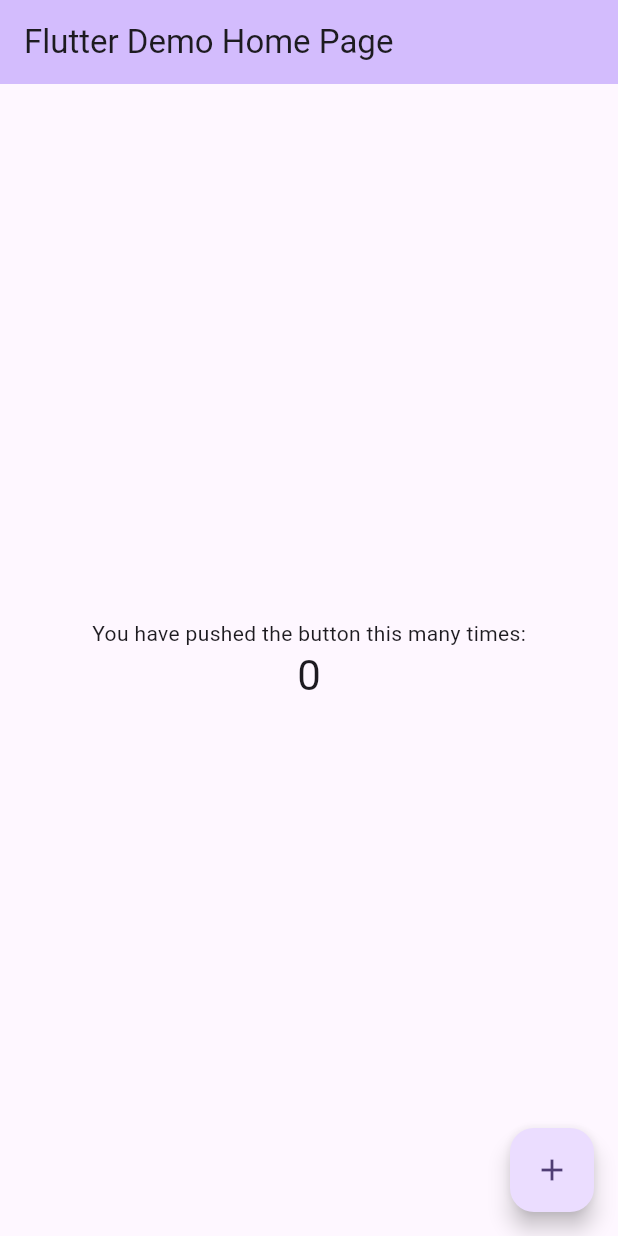
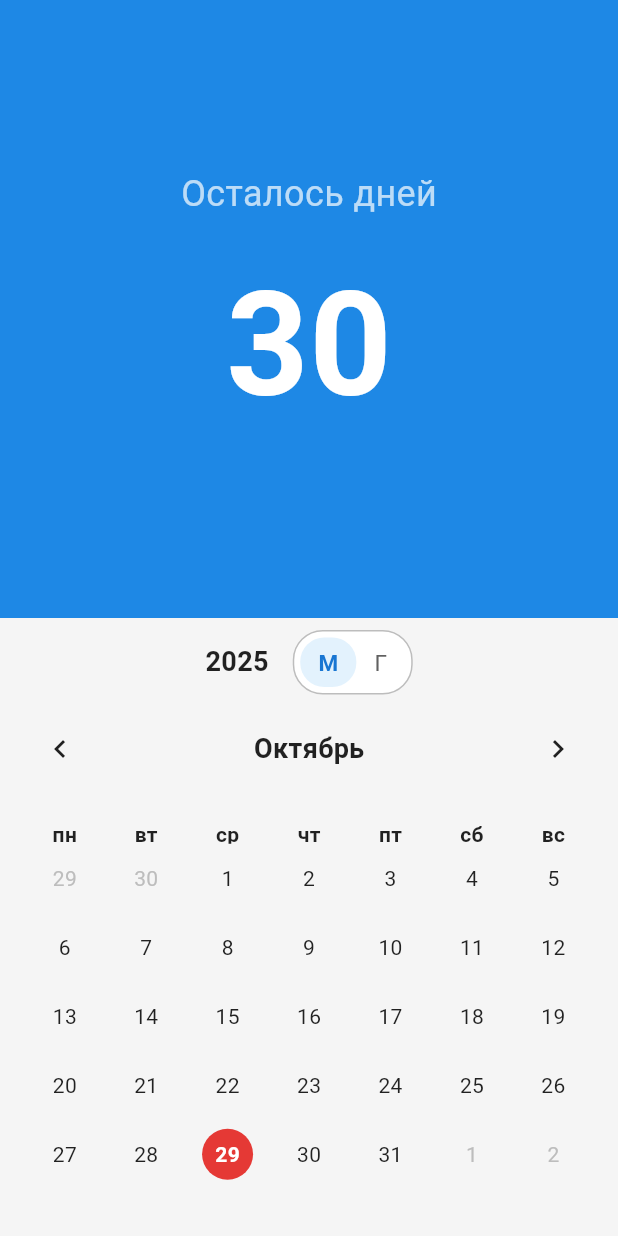
Before and after one commit to BarracudaMVP/onmywatch, a Flutter app: the screen it shows after launch, on a phone screen of 412 x 824 dp. Run offline on Flutter 3.47's test engine with Material 3 defaults, Android fonts, the phone set to English and light mode, and no system bars; drawn by our look-alikes of table_calendar.

Commit message:
Added days left in top and 2 type of calendars in bottom

```diff
--- a/lib/main.dart
+++ b/lib/main.dart
@@ -1,122 +1,311 @@
 import 'package:flutter/material.dart';
+import 'package:table_calendar/table_calendar.dart';
+import 'package:intl/date_symbol_data_local.dart';
 
 void main() {
-  runApp(const MyApp());
+  initializeDateFormatting('ru_RU', null).then((_) => runApp(const MyApp()));
 }
 
 class MyApp extends StatelessWidget {
   const MyApp({super.key});
-
-  // This widget is the root of your application.
   @override
   Widget build(BuildContext context) {
     return MaterialApp(
-      title: 'Flutter Demo',
-      theme: ThemeData(
-        // This is the theme of your application.
-        //
-        // TRY THIS: Try running your application with "flutter run". You'll see
-        // the application has a purple toolbar. Then, without quitting the app,
-        // try changing the seedColor in the colorScheme below to Colors.green
-        // and then invoke "hot reload" (save your changes or press the "hot
-        // reload" button in a Flutter-supported IDE, or press "r" if you used
-        // the command line to start the app).
-        //
-        // Notice that the counter didn't reset back to zero; the application
-        // state is not lost during the reload. To reset the state, use hot
-        // restart instead.
-        //
-        // This works for code too, not just values: Most code changes can be
-        // tested with just a hot reload.
-        colorScheme: ColorScheme.fromSeed(seedColor: Colors.deepPurple),
-      ),
-      home: const MyHomePage(title: 'Flutter Demo Home Page'),
+      locale: const Locale('ru', 'RU'),
+      supportedLocales: const [Locale('ru', 'RU')],
+      localizationsDelegates: const [
+        DefaultMaterialLocalizations.delegate,
+        DefaultWidgetsLocalizations.delegate,
+      ],
+      title: 'Days Left App',
+      theme: ThemeData(primarySwatch: Colors.blue, useMaterial3: true),
+      home: const HomeScreen(),
+      debugShowCheckedModeBanner: false,
     );
   }
 }
 
-class MyHomePage extends StatefulWidget {
-  const MyHomePage({super.key, required this.title});
+/* --------------------------------------------------------------------- */
+class HomeScreen extends StatefulWidget {
+  const HomeScreen({super.key});
+  @override
+  State<HomeScreen> createState() => _HomeScreenState();
+}
 
-  // This widget is the home page of your application. It is stateful, meaning
-  // that it has a State object (defined below) that contains fields that affect
-  // how it looks.
-
-  // This class is the configuration for the state. It holds the values (in this
-  // case the title) provided by the parent (in this case the App widget) and
-  // used by the build method of the State. Fields in a Widget subclass are
-  // always marked "final".
-
-  final String title;
+class _HomeScreenState extends State<HomeScreen> {
+  int daysLeft = 30;
+  bool showYearView = false; // false = Месяц, true = Год
+  DateTime focusedDay = DateTime.now();
 
   @override
-  State<MyHomePage> createState() => _MyHomePageState();
+  Widget build(BuildContext context) {
+    return Scaffold(
+      body: Column(
+        children: [
+          /* -------------------- ВЕРХНЯЯ ПОЛОВИНА -------------------- */
+          Expanded(
+            child: Container(
+              width: double.infinity,
+              color: Colors.blue.shade600,
+              child: Column(
+                mainAxisAlignment: MainAxisAlignment.center,
+                children: [
+                  const Text('Осталось дней',
+                      style: TextStyle(fontSize: 24, color: Colors.white70)),
+                  const SizedBox(height: 16),
+                  Text('$daysLeft',
+                      style: const TextStyle(
+                          fontSize: 96,
+                          fontWeight: FontWeight.bold,
+                          color: Colors.white)),
+                ],
+              ),
+            ),
+          ),
+
+          /* -------------------- НИЖНЯЯ ПОЛОВИНА -------------------- */
+          Expanded(
+  child: Container(
+    width: double.infinity,
+    color: Colors.grey.shade100,
+    padding: const EdgeInsets.fromLTRB(16, 8, 16, 16),
+    child: Column(
+      children: [
+        /* ----- ГОД + ПЕРЕКЛЮЧАТЕЛЬ (в центре) ----- */
+        Row(
+          mainAxisAlignment: MainAxisAlignment.center,
+          children: [
+            Text(
+              '${focusedDay.year}',
+              style: const TextStyle(
+                  fontSize: 18,
+                  fontWeight: FontWeight.bold,
+                  color: Colors.black87),
+            ),
+            const SizedBox(width: 16),
+            _ModeToggle(
+              isYear: showYearView,
+              onChanged: (isYear) => setState(() => showYearView = isYear),
+            ),
+          ],
+        ),
+        const SizedBox(height: 12),
+
+                  /* ----- СТРЕЛКИ + НАЗВАНИЕ МЕСЯЦА ----- */
+        Row(
+          mainAxisAlignment: MainAxisAlignment.spaceBetween,
+          children: [
+            IconButton(
+              icon: const Icon(Icons.chevron_left),
+              onPressed: showYearView
+                  ? null
+                  : () => setState(() => focusedDay = DateTime(
+                      focusedDay.year, focusedDay.month - 1)),
+              color: showYearView ? Colors.grey.shade400 : Colors.black87,
+            ),
+            Text(
+              showYearView ? '' : _getMonthName(focusedDay.month),
+              style: const TextStyle(
+                  fontSize: 18,
+                  fontWeight: FontWeight.bold,
+                  color: Colors.black87),
+            ),
+            IconButton(
+              icon: const Icon(Icons.chevron_right),
+              onPressed: showYearView
+                  ? null
+                  : () => setState(() => focusedDay = DateTime(
+                      focusedDay.year, focusedDay.month + 1)),
+              color: showYearView ? Colors.grey.shade400 : Colors.black87,
+            ),
+          ],
+        ),
+        const SizedBox(height: 8),
+
+        /* ----- КАЛЕНДАРЬ ----- */
+        Expanded(
+          child: AnimatedSwitcher(
+            duration: const Duration(milliseconds: 300),
+            child: showYearView
+                ? const YearCalendarView(key: ValueKey('year'))
+                : MonthCalendarView(
+                    key: const ValueKey('month'),
+                    focusedDay: focusedDay,
+                    onPageChanged: (d) => setState(() => focusedDay = d),
+                  ),
+                    ),
+                  ),
+                ],
+              ),
+            ),
+          ),
+        ],
+      ),
+    );
+  }
+
+  String _getMonthName(int month) {
+    const months = [
+      'Январь', 'Февраль', 'Март', 'Апрель',
+      'Май', 'Июнь', 'Июль', 'Август',
+      'Сентябрь', 'Октябрь', 'Ноябрь', 'Декабрь'
+    ];
+    return months[month - 1];
+  }
 }
 
-class _MyHomePageState extends State<MyHomePage> {
-  int _counter = 0;
+/* --------------------------------------------------------------------- */
+/*                     ПЕРЕКЛЮЧАТЕЛЬ М / Г (единый контур)               */
+class _ModeToggle extends StatelessWidget {
+  final bool isYear;
+  final ValueChanged<bool> onChanged;
 
-  void _incrementCounter() {
-    setState(() {
-      // This call to setState tells the Flutter framework that something has
-      // changed in this State, which causes it to rerun the build method below
-      // so that the display can reflect the updated values. If we changed
-      // _counter without calling setState(), then the build method would not be
-      // called again, and so nothing would appear to happen.
-      _counter++;
-    });
+  const _ModeToggle({required this.isYear, required this.onChanged});
+
+  @override
+  Widget build(BuildContext context) {
+    return Container(
+      padding: const EdgeInsets.symmetric(horizontal: 4, vertical: 4),
+      decoration: BoxDecoration(
+        color: Colors.white,
+        borderRadius: BorderRadius.circular(20),
+        border: Border.all(color: Colors.grey.shade400, width: 1),
+      ),
+      child: Row(
+        mainAxisSize: MainAxisSize.min,
+        children: [
+          _toggleItem('М', !isYear),
+          _toggleItem('Г', isYear),
+        ],
+      ),
+    );
+  }
+
+  Widget _toggleItem(String text, bool active) {
+    return GestureDetector(
+      onTap: () => onChanged(active),
+      child: Container(
+        padding: const EdgeInsets.symmetric(horizontal: 12, vertical: 6),
+        decoration: BoxDecoration(
+          color: active ? Colors.blue.shade50 : Colors.transparent,
+          borderRadius: BorderRadius.circular(16),
+        ),
+        child: Text(
+          text,
+          style: TextStyle(
+            fontSize: 15,
+            fontWeight: active ? FontWeight.bold : FontWeight.normal,
+            color: active ? Colors.blue.shade700 : Colors.grey.shade700,
+          ),
+        ),
+      ),
+    );
+  }
+}
+
+/* --------------------------------------------------------------------- */
+/*                         МЕСЯЧНЫЙ КАЛЕНДАРЬ                           */
+class MonthCalendarView extends StatelessWidget {
+  final DateTime focusedDay;
+  final ValueChanged<DateTime> onPageChanged;
+
+  const MonthCalendarView({
+    super.key,
+    required this.focusedDay,
+    required this.onPageChanged,
+  });
+
+  @override
+  Widget build(BuildContext context) {
+    return TableCalendar(
+      firstDay: DateTime.utc(2020, 1, 1),
+      lastDay: DateTime.utc(2030, 12, 31),
+      focusedDay: focusedDay,
+      startingDayOfWeek: StartingDayOfWeek.monday,
+      calendarFormat: CalendarFormat.month,
+      locale: 'ru_RU',
+
+      // Отключаем стандартный заголовок — он у нас сверху
+      headerVisible: false,
+
+      rowHeight: 46, // чтобы 6 строк влезали
+      availableGestures: AvailableGestures.horizontalSwipe,
+      onPageChanged: onPageChanged,
+
+      calendarStyle: CalendarStyle(
+        todayDecoration:
+            BoxDecoration(color: Colors.red.shade600, shape: BoxShape.circle),
+        todayTextStyle:
+            const TextStyle(color: Colors.white, fontWeight: FontWeight.bold),
+        defaultTextStyle: const TextStyle(color: Colors.black87),
+        weekendTextStyle: const TextStyle(color: Colors.black87),
+        outsideTextStyle: TextStyle(color: Colors.grey.shade400),
+        outsideDecoration: const BoxDecoration(shape: BoxShape.circle),
+      ),
+
+      daysOfWeekStyle: const DaysOfWeekStyle(
+        weekdayStyle: TextStyle(fontWeight: FontWeight.w600, color: Colors.black87),
+        weekendStyle: TextStyle(fontWeight: FontWeight.w600, color: Colors.black87),
+      ),
+
+      calendarBuilders: CalendarBuilders(
+        outsideBuilder: (c, day, _) => Center(
+          child: Text('${day.day}', style: TextStyle(color: Colors.grey.shade400)),
+        ),
+      ),
+    );
+  }
+}
+
+/* --------------------------------------------------------------------- */
+/*                         ГОДОВОЙ КАЛЕНДАРЬ                             */
+class YearCalendarView extends StatelessWidget {
+  const YearCalendarView({super.key});
+
+  String _getMonthName(int m) {
+    const months = [
+      'Январь', 'Февраль', 'Март', 'Апрель', 'Май', 'Июнь',
+      'Июль', 'Август', 'Сентябрь', 'Октябрь', 'Ноябрь', 'Декабрь'
+    ];
+    return months[m - 1];
   }
 
   @override
   Widget build(BuildContext context) {
-    // This method is rerun every time setState is called, for instance as done
-    // by the _incrementCounter method above.
-    //
-    // The Flutter framework has been optimized to make rerunning build methods
-    // fast, so that you can just rebuild anything that needs updating rather
-    // than having to individually change instances of widgets.
-    return Scaffold(
-      appBar: AppBar(
-        // TRY THIS: Try changing the color here to a specific color (to
-        // Colors.amber, perhaps?) and trigger a hot reload to see the AppBar
-        // change color while the other colors stay the same.
-        backgroundColor: Theme.of(context).colorScheme.inversePrimary,
-        // Here we take the value from the MyHomePage object that was created by
-        // the App.build method, and use it to set our appbar title.
-        title: Text(widget.title),
+    final now = DateTime.now();
+    final cur = now.month;
+
+    return GridView.builder(
+      padding: const EdgeInsets.all(8),
+      gridDelegate: const SliverGridDelegateWithFixedCrossAxisCount(
+        crossAxisCount: 3,
+        childAspectRatio: 1.8,
+        crossAxisSpacing: 12,
+        mainAxisSpacing: 12,
       ),
-      body: Center(
-        // Center is a layout widget. It takes a single child and positions it
-        // in the middle of the parent.
-        child: Column(
-          // Column is also a layout widget. It takes a list of children and
-          // arranges them vertically. By default, it sizes itself to fit its
-          // children horizontally, and tries to be as tall as its parent.
-          //
-          // Column has various properties to control how it sizes itself and
-          // how it positions its children. Here we use mainAxisAlignment to
-          // center the children vertically; the main axis here is the vertical
-          // axis because Columns are vertical (the cross axis would be
-          // horizontal).
-          //
-          // TRY THIS: Invoke "debug painting" (choose the "Toggle Debug Paint"
-          // action in the IDE, or press "p" in the console), to see the
-          // wireframe for each widget.
-          mainAxisAlignment: MainAxisAlignment.center,
-          children: <Widget>[
-            const Text('You have pushed the button this many times:'),
-            Text(
-              '$_counter',
-              style: Theme.of(context).textTheme.headlineMedium,
+      itemCount: 12,
+      itemBuilder: (_, i) {
+        final m = i + 1;
+        final active = m == cur;
+        return Container(
+          decoration: BoxDecoration(
+            color: active ? Colors.red.shade50 : Colors.white,
+            border: Border.all(
+                color: active ? Colors.red.shade600 : Colors.grey.shade300,
+                width: active ? 2 : 1),
+            borderRadius: BorderRadius.circular(12),
+          ),
+          child: Center(
+            child: Text(
+              _getMonthName(m),
+              style: TextStyle(
+                  fontSize: 16,
+                  fontWeight: active ? FontWeight.bold : FontWeight.w500,
+                  color: active ? Colors.red.shade700 : Colors.black87),
             ),
-          ],
-        ),
-      ),
-      floatingActionButton: FloatingActionButton(
-        onPressed: _incrementCounter,
-        tooltip: 'Increment',
-        child: const Icon(Icons.add),
-      ), // This trailing comma makes auto-formatting nicer for build methods.
+          ),
+        );
+      },
     );
   }
 }
--- a/pubspec.yaml
+++ b/pubspec.yaml
@@ -30,6 +30,8 @@ environment:
 dependencies:
   flutter:
     sdk: flutter
+  table_calendar: ^3.0.9
+  intl: ^0.19.0
 
   # The following adds the Cupertino Icons font to your application.
   # Use with the CupertinoIcons class for iOS style icons.
```
Also changed, not shown: pubspec.lock.
